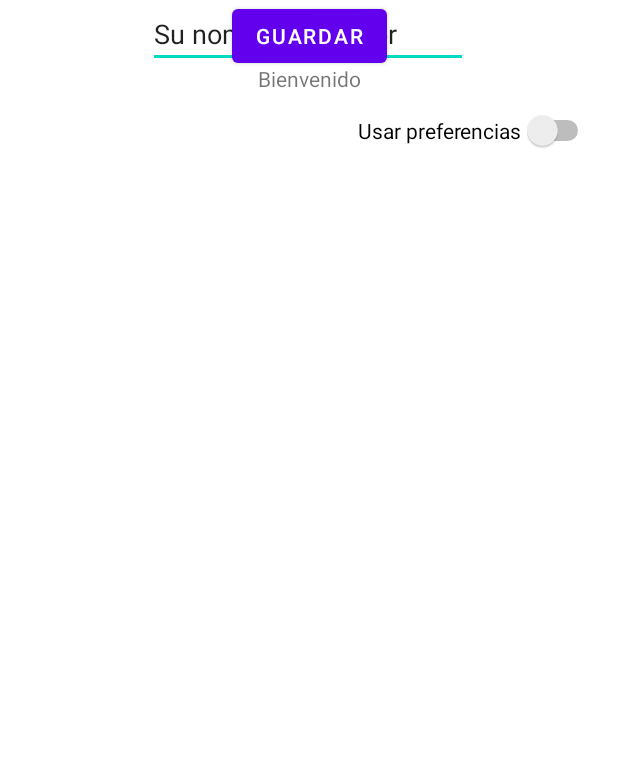
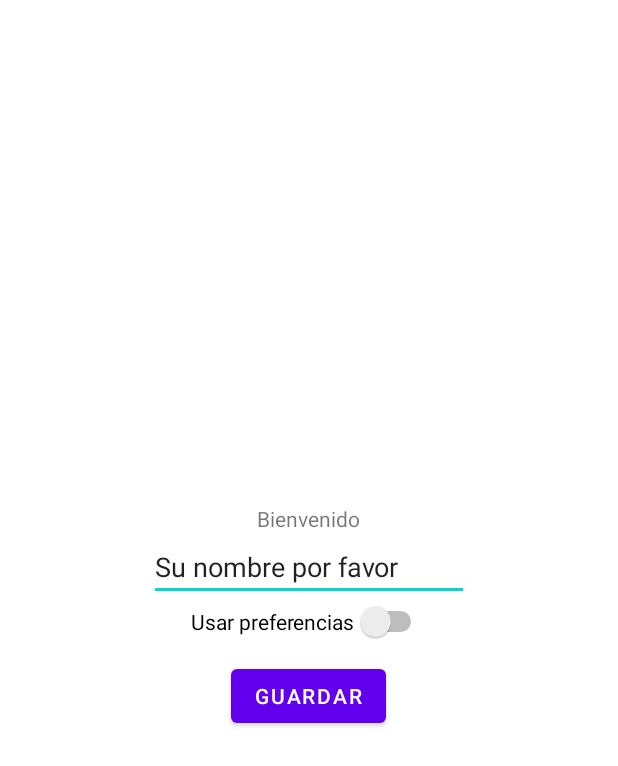
Before and after one commit to teresarico18/dispositivos-moviles-1, an Android app: the layout activity_main.xml on its own in the app's theme, with its tools: preview values and no code run, on a phone screen of 412 x 824 dp. Shown: the top 766 px of the screen. Run offline under Robolectric (Android 15) with nearby library versions, the phone set to English and light mode, and no system bars.

Commit message:
Update mainActivity

```diff
--- a/IntegracionServicios/app/src/main/AndroidManifest.xml
+++ b/IntegracionServicios/app/src/main/AndroidManifest.xml
@@ -13,19 +13,20 @@
         tools:targetApi="31">
         <activity
             android:name=".ListaAnimales"
-            android:exported="true" >
+            android:exported="false" >
+        </activity>
+        <activity
+            android:name=".MainActivity2"
+            android:exported="false" />
+        <activity
+            android:name=".MainActivity"
+            android:exported="true">
             <intent-filter>
                 <action android:name="android.intent.action.MAIN" />
 
                 <category android:name="android.intent.category.LAUNCHER" />
             </intent-filter>
         </activity>
-        <activity
-            android:name=".MainActivity2"
-            android:exported="false" />
-        <activity
-            android:name=".MainActivity"
-            android:exported="false" />
 
     </application>
 
--- a/IntegracionServicios/app/src/main/res/layout/activity_main.xml
+++ b/IntegracionServicios/app/src/main/res/layout/activity_main.xml
@@ -6,55 +6,41 @@
     android:layout_height="match_parent"
     tools:context=".MainActivity">
 
+    <LinearLayout
+        android:layout_width="match_parent"
+        android:layout_height="match_parent"
+        android:gravity="center_horizontal|center_vertical"
+        android:orientation="vertical">
+
         <TextView
             android:id="@+id/tvBienvenido"
             android:layout_width="wrap_content"
             android:layout_height="wrap_content"
-        android:text="Bienvenido"
-        app:layout_constraintBottom_toBottomOf="parent"
-        app:layout_constraintEnd_toEndOf="parent"
-        app:layout_constraintStart_toStartOf="parent"
-        app:layout_constraintTop_toTopOf="parent"
-        app:layout_constraintVertical_bias="0.053" />
+            android:text="Bienvenido" />
+
+
+        <EditText
+            android:id="@+id/etNombre"
+            android:layout_width="wrap_content"
+            android:layout_height="wrap_content"
+            android:ems="10"
+            android:inputType="textPersonName"
+            android:text="Su nombre por favor" />
 
         <Switch
             android:id="@+id/switchPreferencias"
             android:layout_width="wrap_content"
             android:layout_height="wrap_content"
-        android:layout_marginTop="28dp"
-        android:text="Usar preferencias"
-        app:layout_constraintEnd_toEndOf="parent"
-        app:layout_constraintHorizontal_bias="0.937"
-        app:layout_constraintStart_toStartOf="parent"
-        app:layout_constraintTop_toBottomOf="@+id/etNombre" />
+            android:text="Usar preferencias" />
 
         <Button
             android:id="@+id/bnGuardar"
             android:layout_width="wrap_content"
             android:layout_height="wrap_content"
             android:layout_marginTop="12dp"
-        android:text="Guardar"
-        app:layout_constraintEnd_toEndOf="parent"
-        app:layout_constraintStart_toStartOf="parent"
-        app:layout_constraintTop_toBottomOf="@+id/swPreferencias" />
+            android:text="Guardar" />
 
-    <com.google.android.material.textfield.TextInputLayout
-        android:layout_width="236dp"
-        android:layout_height="wrap_content"
-        tools:layout_editor_absoluteX="1dp"
-        tools:layout_editor_absoluteY="111dp"/>
 
-    <EditText
-        android:id="@+id/etNombre"
-        android:layout_width="wrap_content"
-        android:layout_height="wrap_content"
-        android:layout_marginTop="28dp"
-        android:ems="10"
-        android:inputType="textPersonName"
-        android:text="Su nombre por favor"
-        app:layout_constraintEnd_toEndOf="parent"
-        app:layout_constraintHorizontal_bias="0.497"
-        app:layout_constraintStart_toStartOf="parent"
-        app:layout_constraintTop_toBottomOf="@+id/tvSaludo" />
+    </LinearLayout>
 
 </androidx.constraintlayout.widget.ConstraintLayout>
```
Lines whose indentation alone changed are shown as unchanged.
